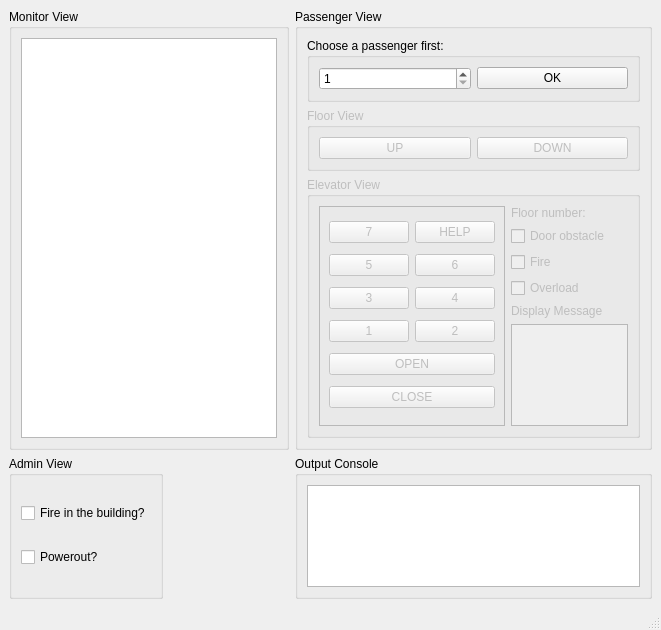
Old version of the form mainwindow.ui in the repository JennyHo5/elevator-simulator.
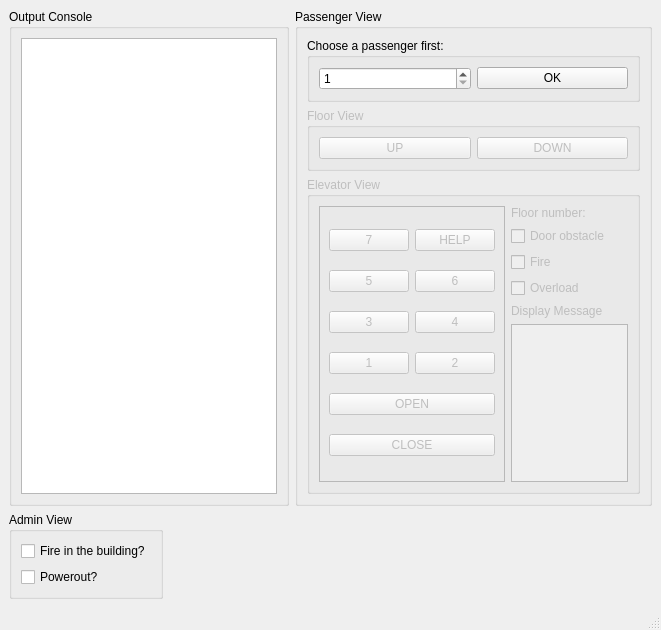
New version of the form.

The edit to the form file:
```diff
--- a/mainwindow.ui
+++ b/mainwindow.ui
@@ -15,18 +15,6 @@
   </property>
   <widget class="QWidget" name="centralwidget">
    <layout class="QFormLayout" name="formLayout">
-    <item row="0" column="0">
-     <widget class="QGroupBox" name="monitorGroupBox">
-      <property name="title">
-       <string>Monitor View</string>
-      </property>
-      <layout class="QVBoxLayout" name="verticalLayout_4">
-       <item>
-        <widget class="QGraphicsView" name="graphicsView"/>
-       </item>
-      </layout>
-     </widget>
-    </item>
     <item row="0" column="1">
      <widget class="QGroupBox" name="passengerGroupBox">
       <property name="title">
@@ -220,18 +208,6 @@
       </layout>
      </widget>
     </item>
-    <item row="2" column="1">
-     <widget class="QGroupBox" name="outputGroupBox">
-      <property name="title">
-       <string>Output Console</string>
-      </property>
-      <layout class="QVBoxLayout" name="verticalLayout_3">
-       <item>
-        <widget class="QTextEdit" name="outputText"/>
-       </item>
-      </layout>
-     </widget>
-    </item>
     <item row="2" column="0">
      <widget class="QGroupBox" name="adminGroupBox">
       <property name="title">
@@ -255,6 +231,18 @@
       </layout>
      </widget>
     </item>
+    <item row="0" column="0">
+     <widget class="QGroupBox" name="outputGroupBox">
+      <property name="title">
+       <string>Output Console</string>
+      </property>
+      <layout class="QVBoxLayout" name="verticalLayout_3">
+       <item>
+        <widget class="QTextEdit" name="outputText"/>
+       </item>
+      </layout>
+     </widget>
+    </item>
    </layout>
   </widget>
   <widget class="QMenuBar" name="menubar">
```
